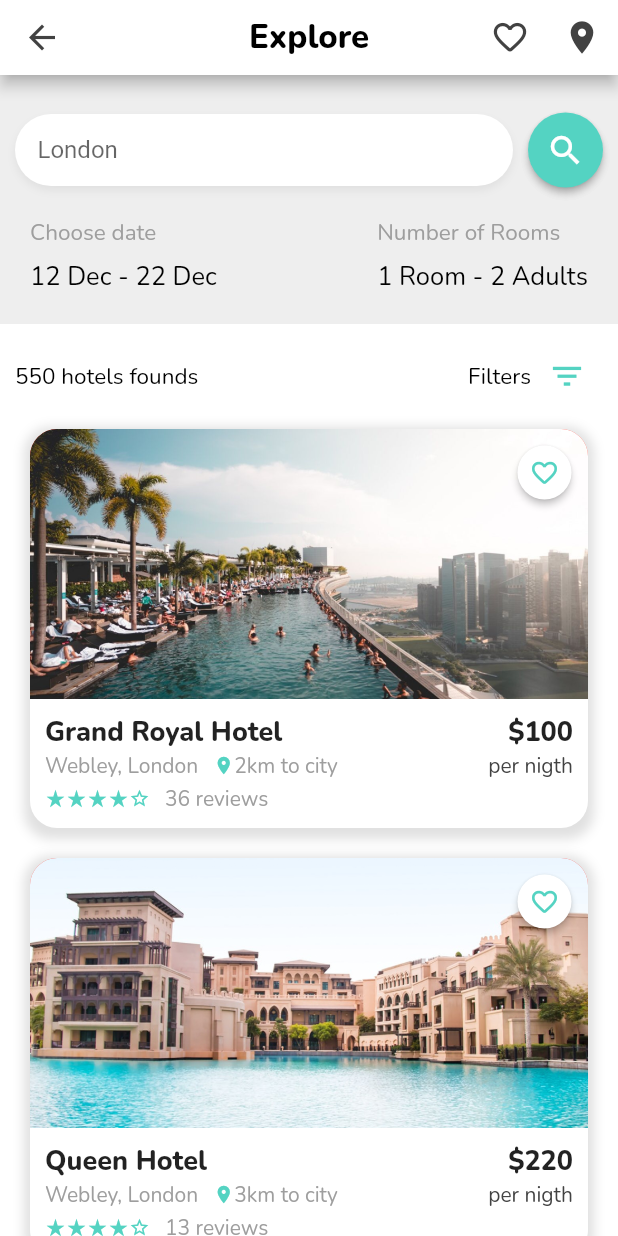
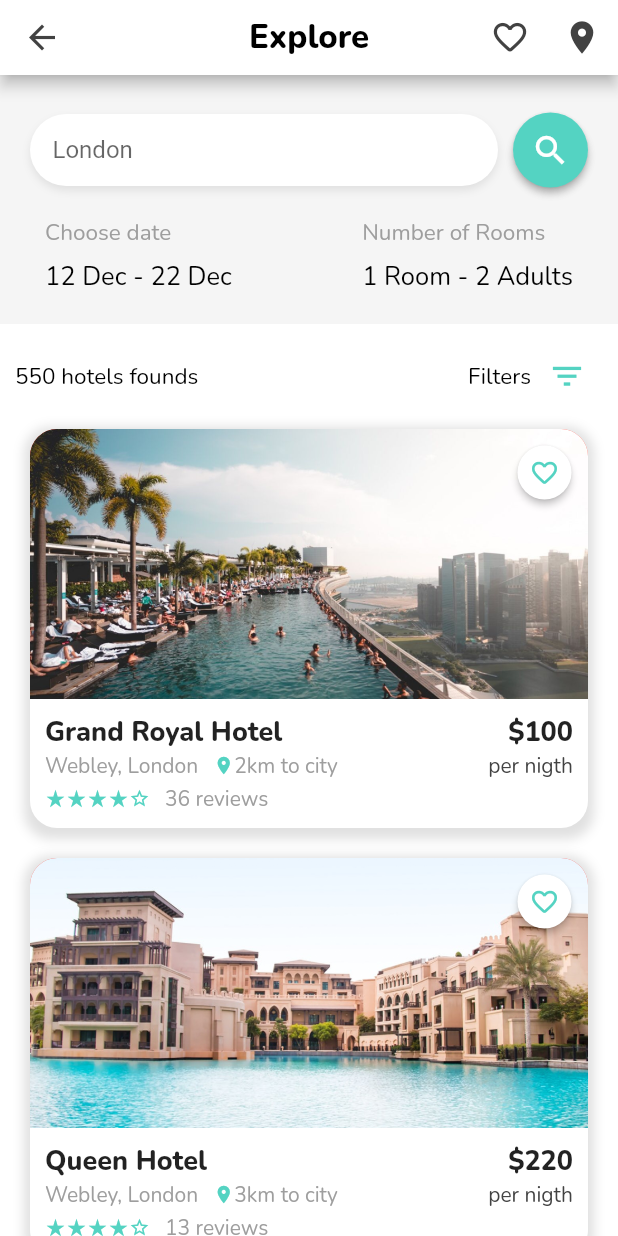
Before and after one commit to Dheliosis/flutter_hotels, a Flutter app: the screen it shows after launch, on a phone screen of 412 x 824 dp. Run offline on Flutter 3.47's test engine with Material 2 defaults, Android fonts, the phone set to English and light mode, and no system bars; our stand-ins replace google_fonts.

Commit message:
fix css of search section

```diff
--- a/lib/main.dart
+++ b/lib/main.dart
@@ -85,8 +85,8 @@ class SearchSection extends StatelessWidget {
   @override
   Widget build(BuildContext context) {
     return Container(
-      color: Colors.grey[200],
-      padding: EdgeInsets.fromLTRB(10, 25, 10, 10),
+      color: Colors.grey[100],
+      padding: EdgeInsets.fromLTRB(20, 25, 20, 10),
       child: Column(
         children: [
           Row(
```
